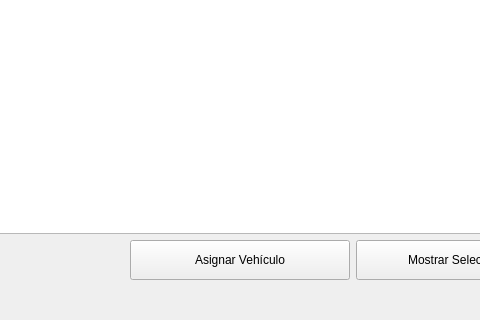
Before: the Qt Designer form aplicacion/plantillas/frm_cliente.ui in eduardouio/gelvsrm, drawn with Qt 5; both pictures show x 188 to 668 and y 245 to 565 of the 782 by 565 pixel window.
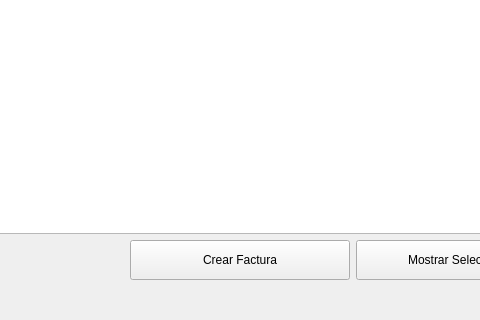
After: the same form once the commit is applied. The open tabs and pages were chosen to show the change. Icons and pictures are not drawn.

Commit message: se crea nuevas funcionalidades en la clase helper, este modulo se encarga de crear modelos con de todas las clases ademas se implemetan metodos para obtener datos relacionadas, se declara como invalidos los metodos de primero y ultimo en todas las clases se decide reimplementarlos por métodos mas utiles

What changed in the file:
```diff
--- a/aplicacion/plantillas/frm_cliente.ui
+++ b/aplicacion/plantillas/frm_cliente.ui
@@ -1283,7 +1283,7 @@
                <string>Ver asignacion de vehiculos</string>
               </property>
               <property name="text">
-               <string>Asignar Vehículo</string>
+               <string>Crear Factura</string>
               </property>
               <property name="icon">
                <iconset resource="polaris.qrc">
```
Left out of the diff: 23 changed lines with no effect on the pictures. The commit also changes 5 other files.
